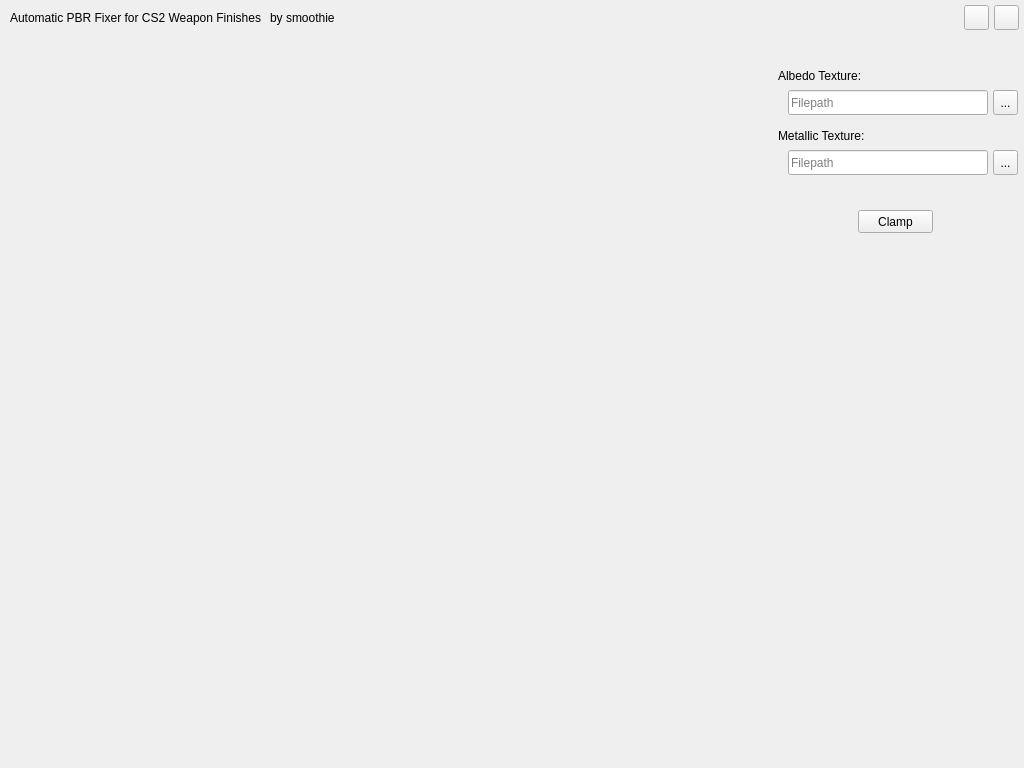
The window that UI/ui_form.ui (smoothie-ws/CS2-Workshop-Tools-Additions) describes before a commit, drawn with Qt 5.
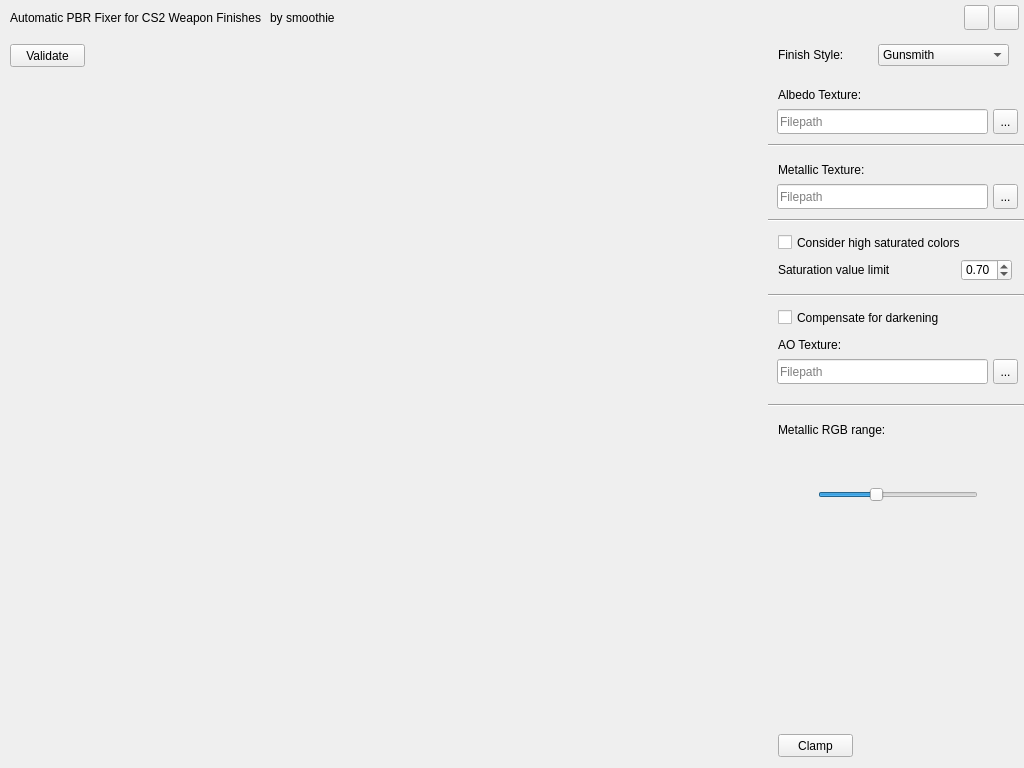
The same window after the commit. Icons and pictures are not drawn.

Commit message: pbr albedo color range clamp fix

Patch:
```diff
--- a/UI/ui_form.ui
+++ b/UI/ui_form.ui
@@ -24,141 +24,61 @@
     <property name="geometry">
      <rect>
       <x>768</x>
-      <y>0</y>
+      <y>34</y>
       <width>256</width>
-      <height>768</height>
+      <height>41</height>
      </rect>
     </property>
     <property name="class" stdset="0">
      <string>plane</string>
     </property>
-    <widget class="QToolButton" name="setalbedoButton">
+    <widget class="QComboBox" name="finishStyleBox">
      <property name="geometry">
       <rect>
-       <x>225</x>
-       <y>90</y>
-       <width>25</width>
-       <height>25</height>
+       <x>110</x>
+       <y>10</y>
+       <width>131</width>
+       <height>22</height>
       </rect>
      </property>
-     <property name="cursor">
-      <cursorShape>PointingHandCursor</cursorShape>
+     <property name="currentIndex">
+      <number>2</number>
      </property>
-     <property name="focusPolicy">
-      <enum>Qt::StrongFocus</enum>
-     </property>
-     <property name="text">
-      <string>...</string>
-     </property>
      <property name="class" stdset="0">
       <string>regularButton</string>
      </property>
+     <item>
+      <property name="text">
+       <string>Custom Paint Job</string>
+      </property>
+     </item>
+     <item>
+      <property name="text">
+       <string>Patina</string>
+      </property>
+     </item>
+     <item>
+      <property name="text">
+       <string>Gunsmith</string>
+      </property>
+     </item>
     </widget>
-    <widget class="QLineEdit" name="albedoPathInput">
+    <widget class="QLabel" name="finishStyleLabel">
      <property name="geometry">
       <rect>
-       <x>20</x>
-       <y>90</y>
-       <width>200</width>
-       <height>25</height>
-      </rect>
-     </property>
-     <property name="placeholderText">
-      <string>Filepath</string>
-     </property>
-     <property name="class" stdset="0">
-      <string>textInput</string>
-     </property>
-    </widget>
-    <widget class="QLineEdit" name="metallicPathInput">
-     <property name="geometry">
-      <rect>
-       <x>20</x>
-       <y>150</y>
-       <width>200</width>
-       <height>25</height>
-      </rect>
-     </property>
-     <property name="placeholderText">
-      <string>Filepath</string>
-     </property>
-     <property name="class" stdset="0">
-      <string>textInput</string>
-     </property>
-    </widget>
-    <widget class="QLabel" name="albedoPathLabel">
-     <property name="geometry">
-      <rect>
        <x>10</x>
-       <y>65</y>
-       <width>211</width>
+       <y>10</y>
+       <width>111</width>
        <height>21</height>
       </rect>
      </property>
      <property name="text">
-      <string>Albedo Texture:</string>
+      <string>Finish Style:</string>
      </property>
      <property name="class" stdset="0">
       <string>regularText</string>
      </property>
     </widget>
-    <widget class="QLabel" name="metallicPathLabel">
-     <property name="geometry">
-      <rect>
-       <x>10</x>
-       <y>125</y>
-       <width>211</width>
-       <height>21</height>
-      </rect>
-     </property>
-     <property name="text">
-      <string>Metallic Texture:</string>
-     </property>
-     <property name="class" stdset="0">
-      <string>regularText</string>
-     </property>
-    </widget>
-    <widget class="QToolButton" name="setmetallicButton">
-     <property name="geometry">
-      <rect>
-       <x>225</x>
-       <y>150</y>
-       <width>25</width>
-       <height>25</height>
-      </rect>
-     </property>
-     <property name="cursor">
-      <cursorShape>PointingHandCursor</cursorShape>
-     </property>
-     <property name="focusPolicy">
-      <enum>Qt::StrongFocus</enum>
-     </property>
-     <property name="text">
-      <string>...</string>
-     </property>
-     <property name="class" stdset="0">
-      <string>regularButton</string>
-     </property>
-    </widget>
-    <widget class="QPushButton" name="clampButton">
-     <property name="geometry">
-      <rect>
-       <x>90</x>
-       <y>210</y>
-       <width>75</width>
-       <height>23</height>
-      </rect>
-     </property>
-     <property name="cursor">
-      <cursorShape>PointingHandCursor</cursorShape>
-     </property>
-     <property name="text">
-      <string>Clamp</string>
-     </property>
-     <property name="class" stdset="0">
-      <string>mainButton</string>
-     </property>
-    </widget>
    </widget>
    <widget class="QWidget" name="menuBar" native="true">
     <property name="geometry">
@@ -283,15 +203,451 @@
     <property name="geometry">
      <rect>
       <x>0</x>
-      <y>35</y>
+      <y>75</y>
       <width>768</width>
-      <height>768</height>
+      <height>731</height>
      </rect>
     </property>
     <property name="class" stdset="0">
      <string>backgroundPlane</string>
     </property>
    </widget>
+   <widget class="QStackedWidget" name="stackedWidget">
+    <property name="geometry">
+     <rect>
+      <x>768</x>
+      <y>74</y>
+      <width>256</width>
+      <height>694</height>
+     </rect>
+    </property>
+    <property name="currentIndex">
+     <number>0</number>
+    </property>
+    <property name="class" stdset="0">
+     <string>stackedWidget</string>
+    </property>
+    <widget class="QWidget" name="gunsmithPage">
+     <widget class="QPushButton" name="clampButton">
+      <property name="geometry">
+       <rect>
+        <x>10</x>
+        <y>660</y>
+        <width>75</width>
+        <height>23</height>
+       </rect>
+      </property>
+      <property name="cursor">
+       <cursorShape>PointingHandCursor</cursorShape>
+      </property>
+      <property name="text">
+       <string>Clamp</string>
+      </property>
+      <property name="class" stdset="0">
+       <string>mainButton</string>
+      </property>
+     </widget>
+     <widget class="QLineEdit" name="metallicPathInput">
+      <property name="geometry">
+       <rect>
+        <x>9</x>
+        <y>110</y>
+        <width>211</width>
+        <height>25</height>
+       </rect>
+      </property>
+      <property name="placeholderText">
+       <string>Filepath</string>
+      </property>
+      <property name="class" stdset="0">
+       <string>textInput</string>
+      </property>
+     </widget>
+     <widget class="QToolButton" name="setalbedoButton">
+      <property name="geometry">
+       <rect>
+        <x>225</x>
+        <y>35</y>
+        <width>25</width>
+        <height>25</height>
+       </rect>
+      </property>
+      <property name="cursor">
+       <cursorShape>PointingHandCursor</cursorShape>
+      </property>
+      <property name="focusPolicy">
+       <enum>Qt::StrongFocus</enum>
+      </property>
+      <property name="text">
+       <string>...</string>
+      </property>
+      <property name="class" stdset="0">
+       <string>regularButton</string>
+      </property>
+     </widget>
+     <widget class="QLabel" name="albedoPathLabel">
+      <property name="geometry">
+       <rect>
+        <x>10</x>
+        <y>10</y>
+        <width>211</width>
+        <height>21</height>
+       </rect>
+      </property>
+      <property name="text">
+       <string>Albedo Texture:</string>
+      </property>
+      <property name="class" stdset="0">
+       <string>regularText</string>
+      </property>
+     </widget>
+     <widget class="QLineEdit" name="albedoPathInput">
+      <property name="geometry">
+       <rect>
+        <x>9</x>
+        <y>35</y>
+        <width>211</width>
+        <height>25</height>
+       </rect>
+      </property>
+      <property name="placeholderText">
+       <string>Filepath</string>
+      </property>
+      <property name="class" stdset="0">
+       <string>textInput</string>
+      </property>
+     </widget>
+     <widget class="QLabel" name="metallicPathLabel">
+      <property name="geometry">
+       <rect>
+        <x>10</x>
+        <y>85</y>
+        <width>211</width>
+        <height>21</height>
+       </rect>
+      </property>
+      <property name="text">
+       <string>Metallic Texture:</string>
+      </property>
+      <property name="class" stdset="0">
+       <string>regularText</string>
+      </property>
+     </widget>
+     <widget class="QToolButton" name="setmetallicButton">
+      <property name="geometry">
+       <rect>
+        <x>225</x>
+        <y>110</y>
+        <width>25</width>
+        <height>25</height>
+       </rect>
+      </property>
+      <property name="cursor">
+       <cursorShape>PointingHandCursor</cursorShape>
+      </property>
+      <property name="focusPolicy">
+       <enum>Qt::StrongFocus</enum>
+      </property>
+      <property name="text">
+       <string>...</string>
+      </property>
+      <property name="class" stdset="0">
+       <string>regularButton</string>
+      </property>
+     </widget>
+     <widget class="QCheckBox" name="isSaturationBox">
+      <property name="geometry">
+       <rect>
+        <x>10</x>
+        <y>160</y>
+        <width>231</width>
+        <height>17</height>
+       </rect>
+      </property>
+      <property name="layoutDirection">
+       <enum>Qt::LeftToRight</enum>
+      </property>
+      <property name="text">
+       <string>Consider high saturated colors</string>
+      </property>
+      <property name="class" stdset="0">
+       <string>checkBox</string>
+      </property>
+     </widget>
+     <widget class="QLabel" name="saturationLabel">
+      <property name="enabled">
+       <bool>true</bool>
+      </property>
+      <property name="geometry">
+       <rect>
+        <x>10</x>
+        <y>185</y>
+        <width>131</width>
+        <height>21</height>
+       </rect>
+      </property>
+      <property name="text">
+       <string>Saturation value limit</string>
+      </property>
+      <property name="class" stdset="0">
+       <string>regularText</string>
+      </property>
+     </widget>
+     <widget class="QDoubleSpinBox" name="saturationValue">
+      <property name="enabled">
+       <bool>true</bool>
+      </property>
+      <property name="geometry">
+       <rect>
+        <x>193</x>
+        <y>185</y>
+        <width>51</width>
+        <height>22</height>
+       </rect>
+      </property>
+      <property name="maximum">
+       <double>1.000000000000000</double>
+      </property>
+      <property name="singleStep">
+       <double>0.010000000000000</double>
+      </property>
+      <property name="value">
+       <double>0.700000000000000</double>
+      </property>
+      <property name="class" stdset="0">
+       <string>spinBox</string>
+      </property>
+     </widget>
+     <widget class="Line" name="line">
+      <property name="geometry">
+       <rect>
+        <x>0</x>
+        <y>70</y>
+        <width>256</width>
+        <height>3</height>
+       </rect>
+      </property>
+      <property name="orientation">
+       <enum>Qt::Horizontal</enum>
+      </property>
+      <property name="class" stdset="0">
+       <string>line</string>
+      </property>
+     </widget>
+     <widget class="Line" name="line_2">
+      <property name="geometry">
+       <rect>
+        <x>0</x>
+        <y>145</y>
+        <width>256</width>
+        <height>3</height>
+       </rect>
+      </property>
+      <property name="lineWidth">
+       <number>1</number>
+      </property>
+      <property name="orientation">
+       <enum>Qt::Horizontal</enum>
+      </property>
+      <property name="class" stdset="0">
+       <string>line</string>
+      </property>
+     </widget>
+     <widget class="Line" name="line_3">
+      <property name="geometry">
+       <rect>
+        <x>0</x>
+        <y>220</y>
+        <width>256</width>
+        <height>3</height>
+       </rect>
+      </property>
+      <property name="orientation">
+       <enum>Qt::Horizontal</enum>
+      </property>
+      <property name="class" stdset="0">
+       <string>line</string>
+      </property>
+     </widget>
+     <widget class="QLineEdit" name="aoPathInput">
+      <property name="geometry">
+       <rect>
+        <x>9</x>
+        <y>285</y>
+        <width>211</width>
+        <height>25</height>
+       </rect>
+      </property>
+      <property name="text">
+       <string/>
+      </property>
+      <property name="placeholderText">
+       <string>Filepath</string>
+      </property>
+      <property name="class" stdset="0">
+       <string>textInput</string>
+      </property>
+     </widget>
+     <widget class="QLabel" name="aoPathLabel">
+      <property name="geometry">
+       <rect>
+        <x>10</x>
+        <y>260</y>
+        <width>211</width>
+        <height>21</height>
+       </rect>
+      </property>
+      <property name="text">
+       <string>AO Texture:</string>
+      </property>
+      <property name="class" stdset="0">
+       <string>regularText</string>
+      </property>
+     </widget>
+     <widget class="QToolButton" name="setaoButton">
+      <property name="geometry">
+       <rect>
+        <x>225</x>
+        <y>285</y>
+        <width>25</width>
+        <height>25</height>
+       </rect>
+      </property>
+      <property name="cursor">
+       <cursorShape>PointingHandCursor</cursorShape>
+      </property>
+      <property name="focusPolicy">
+       <enum>Qt::StrongFocus</enum>
+      </property>
+      <property name="text">
+       <string>...</string>
+      </property>
+      <property name="class" stdset="0">
+       <string>regularButton</string>
+      </property>
+     </widget>
+     <widget class="QCheckBox" name="isAoBox">
+      <property name="geometry">
+       <rect>
+        <x>10</x>
+        <y>235</y>
+        <width>231</width>
+        <height>17</height>
+       </rect>
+      </property>
+      <property name="layoutDirection">
+       <enum>Qt::LeftToRight</enum>
+      </property>
+      <property name="text">
+       <string>Compensate for darkening</string>
+      </property>
+      <property name="class" stdset="0">
+       <string>checkBox</string>
+      </property>
+     </widget>
+     <widget class="QSlider" name="horizontalSlider">
+      <property name="geometry">
+       <rect>
+        <x>50</x>
+        <y>410</y>
+        <width>160</width>
+        <height>22</height>
+       </rect>
+      </property>
+      <property name="maximum">
+       <number>255</number>
+      </property>
+      <property name="sliderPosition">
+       <number>90</number>
+      </property>
+      <property name="orientation">
+       <enum>Qt::Horizontal</enum>
+      </property>
+     </widget>
+     <widget class="Line" name="line_4">
+      <property name="geometry">
+       <rect>
+        <x>0</x>
+        <y>330</y>
+        <width>256</width>
+        <height>3</height>
+       </rect>
+      </property>
+      <property name="orientation">
+       <enum>Qt::Horizontal</enum>
+      </property>
+      <property name="class" stdset="0">
+       <string>line</string>
+      </property>
+     </widget>
+     <widget class="QLabel" name="albedoPathLabel_2">
+      <property name="geometry">
+       <rect>
+        <x>10</x>
+        <y>345</y>
+        <width>211</width>
+        <height>21</height>
+       </rect>
+      </property>
+      <property name="text">
+       <string>Metallic RGB range:</string>
+      </property>
+      <property name="class" stdset="0">
+       <string>regularText</string>
+      </property>
+     </widget>
+    </widget>
+    <widget class="QWidget" name="patinaPage"/>
+    <widget class="QWidget" name="customPage"/>
+   </widget>
+   <widget class="QWidget" name="optionsPlane_2" native="true">
+    <property name="geometry">
+     <rect>
+      <x>0</x>
+      <y>34</y>
+      <width>769</width>
+      <height>41</height>
+     </rect>
+    </property>
+    <property name="class" stdset="0">
+     <string>plane</string>
+    </property>
+    <widget class="QPushButton" name="validateButton">
+     <property name="geometry">
+      <rect>
+       <x>10</x>
+       <y>10</y>
+       <width>75</width>
+       <height>23</height>
+      </rect>
+     </property>
+     <property name="cursor">
+      <cursorShape>PointingHandCursor</cursorShape>
+     </property>
+     <property name="text">
+      <string>Validate</string>
+     </property>
+     <property name="class" stdset="0">
+      <string>regularButton</string>
+     </property>
+    </widget>
+    <widget class="QLabel" name="finishStyleLabel_2">
+     <property name="geometry">
+      <rect>
+       <x>90</x>
+       <y>10</y>
+       <width>111</width>
+       <height>21</height>
+      </rect>
+     </property>
+     <property name="text">
+      <string/>
+     </property>
+     <property name="class" stdset="0">
+      <string>regularText</string>
+     </property>
+    </widget>
+   </widget>
    <zorder>background</zorder>
    <zorder>optionsPlane</zorder>
    <zorder>menuBar</zorder>
```
Left out of the diff: 8 changed lines with no effect on the pictures. The commit also changes 6 other files.
